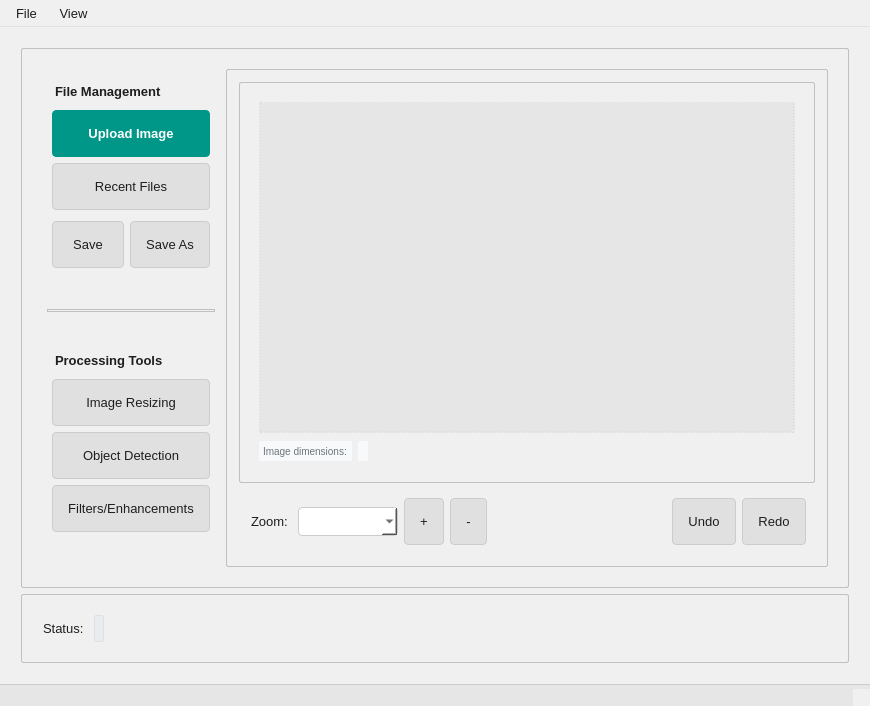
Wokiri/computer-vision, file uidesigns/main_window_gui.ui: the form before one commit.
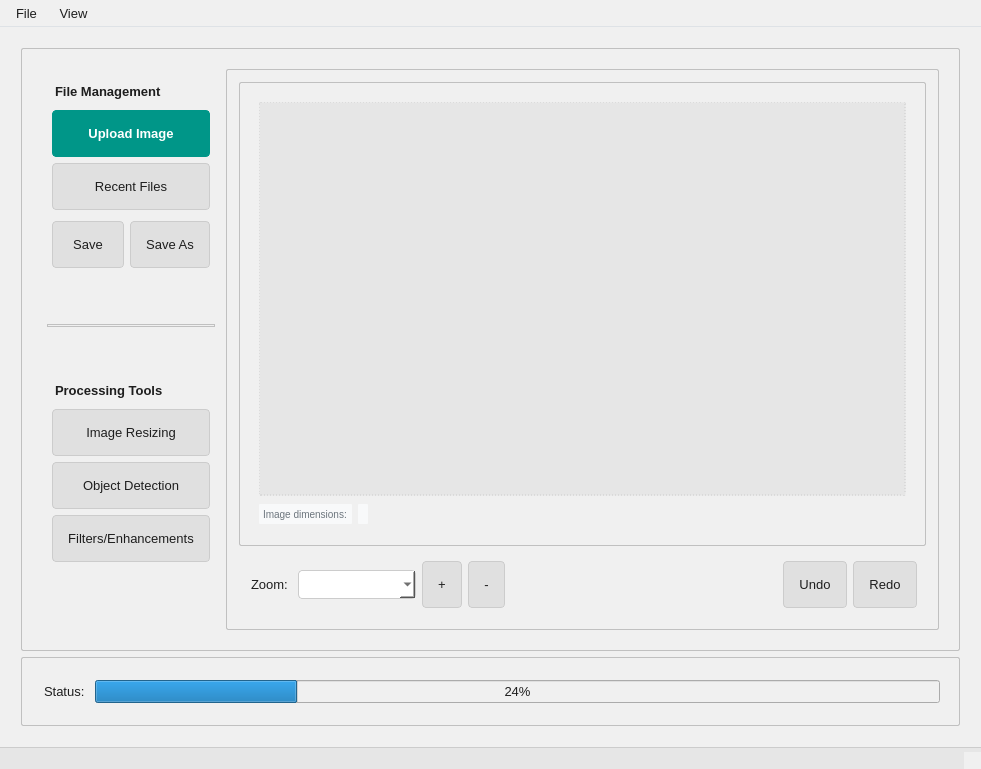
The form after the commit. Icons and pictures are not drawn.

```diff
--- a/uidesigns/main_window_gui.ui
+++ b/uidesigns/main_window_gui.ui
@@ -6,8 +6,8 @@
    <rect>
     <x>0</x>
     <y>0</y>
-    <width>870</width>
-    <height>706</height>
+    <width>981</width>
+    <height>769</height>
    </rect>
   </property>
   <property name="windowTitle">
@@ -760,34 +760,8 @@
       </item>
       <item>
        <widget class="QFrame" name="horizontalFrame_6">
-        <layout class="QHBoxLayout" name="horizontalLayout_9">
-         <property name="leftMargin">
-          <number>4</number>
-         </property>
-         <property name="topMargin">
-          <number>4</number>
-         </property>
-         <property name="rightMargin">
-          <number>4</number>
-         </property>
-         <property name="bottomMargin">
-          <number>4</number>
-         </property>
-         <item>
-          <layout class="QVBoxLayout" name="verticalLayout_6">
-           <property name="leftMargin">
-            <number>4</number>
-           </property>
-           <property name="topMargin">
-            <number>4</number>
-           </property>
-           <property name="rightMargin">
-            <number>4</number>
-           </property>
-           <property name="bottomMargin">
-            <number>4</number>
-           </property>
-           <item>
+        <layout class="QGridLayout" name="gridLayout_3">
+         <item row="0" column="0">
             <layout class="QHBoxLayout" name="horizontalLayout_6">
              <property name="topMargin">
               <number>2</number>
@@ -803,28 +777,13 @@
               </widget>
              </item>
              <item>
-              <widget class="QLabel" name="statusLabel">
-               <property name="text">
-                <string/>
+            <widget class="QProgressBar" name="progressBar">
+             <property name="value">
+              <number>24</number>
                </property>
               </widget>
              </item>
             </layout>
-           </item>
-          </layout>
-         </item>
-         <item>
-          <spacer name="horizontalSpacer_3">
-           <property name="orientation">
-            <enum>Qt::Horizontal</enum>
-           </property>
-           <property name="sizeHint" stdset="0">
-            <size>
-             <width>40</width>
-             <height>20</height>
-            </size>
-           </property>
-          </spacer>
          </item>
         </layout>
        </widget>
@@ -838,7 +797,7 @@
     <rect>
      <x>0</x>
      <y>0</y>
-     <width>870</width>
+     <width>981</width>
      <height>31</height>
     </rect>
    </property>
```
Lines whose indentation alone changed are shown as unchanged.
